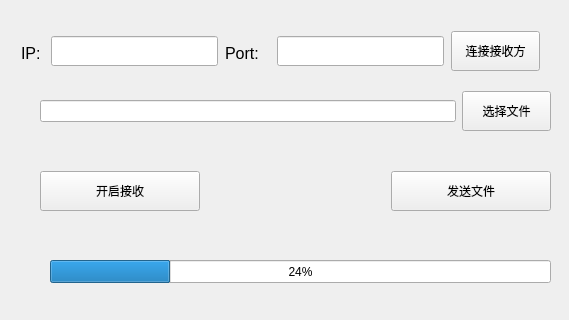
Above: widget.ui from mehc97/FileTransfer before the change. Below: the same form after it.
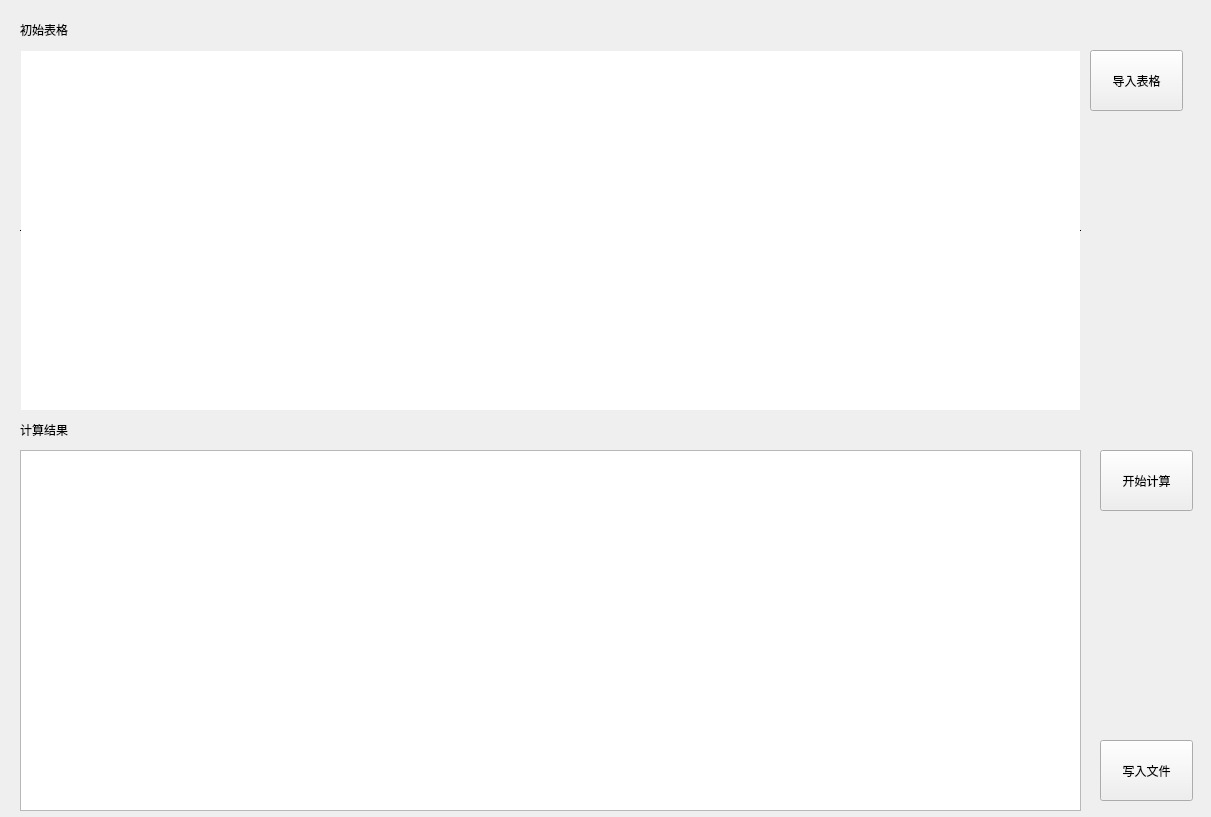
That is the form after the change.

Patch:
```diff
--- a/widget.ui
+++ b/widget.ui
@@ -6,230 +6,109 @@
    <rect>
     <x>0</x>
     <y>0</y>
-    <width>569</width>
-    <height>320</height>
+    <width>1211</width>
+    <height>817</height>
    </rect>
   </property>
   <property name="windowTitle">
    <string>Widget</string>
   </property>
-  <widget class="QProgressBar" name="progressBar">
+  <widget class="QTableWidget" name="tableWidget">
    <property name="geometry">
     <rect>
-     <x>50</x>
-     <y>260</y>
-     <width>501</width>
-     <height>23</height>
+     <x>20</x>
+     <y>50</y>
+     <width>1061</width>
+     <height>361</height>
     </rect>
    </property>
-   <property name="value">
-    <number>24</number>
+   <property name="frameShape">
+    <enum>QFrame::HLine</enum>
    </property>
+   <property name="frameShadow">
+    <enum>QFrame::Plain</enum>
+   </property>
+   <property name="gridStyle">
+    <enum>Qt::SolidLine</enum>
+   </property>
+   <attribute name="horizontalHeaderCascadingSectionResizes">
+    <bool>false</bool>
+   </attribute>
   </widget>
-  <widget class="QWidget" name="widget_2" native="true">
+  <widget class="QLabel" name="label">
    <property name="geometry">
     <rect>
-     <x>0</x>
-     <y>10</y>
-     <width>561</width>
-     <height>131</height>
+     <x>20</x>
+     <y>20</y>
+     <width>69</width>
+     <height>20</height>
     </rect>
    </property>
-   <widget class="QWidget" name="widget" native="true">
-    <property name="geometry">
-     <rect>
-      <x>10</x>
-      <y>10</y>
-      <width>541</width>
-      <height>62</height>
-     </rect>
-    </property>
-    <widget class="QLabel" name="label">
-     <property name="geometry">
-      <rect>
-       <x>11</x>
-       <y>20</y>
-       <width>31</width>
-       <height>26</height>
-      </rect>
-     </property>
-     <property name="font">
-      <font>
-       <pointsize>12</pointsize>
-      </font>
-     </property>
-     <property name="text">
-      <string>IP:</string>
-     </property>
-    </widget>
-    <widget class="QLineEdit" name="iptext">
-     <property name="geometry">
-      <rect>
-       <x>41</x>
-       <y>16</y>
-       <width>167</width>
-       <height>30</height>
-      </rect>
-     </property>
-     <property name="minimumSize">
-      <size>
-       <width>0</width>
-       <height>30</height>
-      </size>
-     </property>
-    </widget>
-    <widget class="QLabel" name="label_2">
-     <property name="geometry">
-      <rect>
-       <x>215</x>
-       <y>20</y>
-       <width>45</width>
-       <height>26</height>
-      </rect>
-     </property>
-     <property name="font">
-      <font>
-       <pointsize>12</pointsize>
-      </font>
-     </property>
-     <property name="text">
-      <string>Port:</string>
-     </property>
-    </widget>
-    <widget class="QLineEdit" name="porttext">
-     <property name="geometry">
-      <rect>
-       <x>267</x>
-       <y>16</y>
-       <width>167</width>
-       <height>30</height>
-      </rect>
-     </property>
-     <property name="minimumSize">
-      <size>
-       <width>0</width>
-       <height>30</height>
-      </size>
-     </property>
-    </widget>
-    <widget class="QPushButton" name="connect_recv">
-     <property name="geometry">
-      <rect>
-       <x>441</x>
-       <y>11</y>
-       <width>89</width>
-       <height>40</height>
-      </rect>
-     </property>
-     <property name="minimumSize">
-      <size>
-       <width>50</width>
-       <height>40</height>
-      </size>
-     </property>
-     <property name="text">
-      <string>连接接收方</string>
-     </property>
-    </widget>
-   </widget>
-   <widget class="QWidget" name="widget_3" native="true">
-    <property name="geometry">
-     <rect>
-      <x>40</x>
-      <y>70</y>
-      <width>511</width>
-      <height>62</height>
-     </rect>
-    </property>
-    <layout class="QHBoxLayout" name="horizontalLayout">
-     <item>
-      <widget class="QLineEdit" name="file_path">
-       <property name="minimumSize">
-        <size>
-         <width>0</width>
-         <height>0</height>
-        </size>
-       </property>
-       <property name="maximumSize">
-        <size>
-         <width>500</width>
-         <height>16777215</height>
-        </size>
-       </property>
-      </widget>
-     </item>
-     <item>
-      <widget class="QPushButton" name="choose_file">
-       <property name="minimumSize">
-        <size>
-         <width>89</width>
-         <height>40</height>
-        </size>
-       </property>
-       <property name="maximumSize">
-        <size>
-         <width>89</width>
-         <height>40</height>
-        </size>
-       </property>
-       <property name="text">
-        <string>选择文件</string>
-       </property>
-      </widget>
-     </item>
-    </layout>
-   </widget>
+   <property name="text">
+    <string>初始表格</string>
+   </property>
   </widget>
-  <widget class="QWidget" name="widget_4" native="true">
+  <widget class="QPushButton" name="inert_table">
    <property name="geometry">
     <rect>
-     <x>40</x>
-     <y>160</y>
-     <width>511</width>
-     <height>62</height>
+     <x>1090</x>
+     <y>50</y>
+     <width>93</width>
+     <height>61</height>
     </rect>
    </property>
-   <layout class="QHBoxLayout" name="horizontalLayout_2">
-    <item>
-     <widget class="QPushButton" name="start_recv">
-      <property name="minimumSize">
-       <size>
-        <width>160</width>
-        <height>40</height>
-       </size>
-      </property>
-      <property name="text">
-       <string>开启接收</string>
-      </property>
-     </widget>
-    </item>
-    <item>
-     <spacer name="horizontalSpacer">
-      <property name="orientation">
-       <enum>Qt::Horizontal</enum>
-      </property>
-      <property name="sizeHint" stdset="0">
-       <size>
-        <width>40</width>
-        <height>20</height>
-       </size>
-      </property>
-     </spacer>
-    </item>
-    <item>
-     <widget class="QPushButton" name="send_file">
-      <property name="minimumSize">
-       <size>
-        <width>160</width>
-        <height>40</height>
-       </size>
-      </property>
-      <property name="text">
-       <string>发送文件</string>
-      </property>
-     </widget>
-    </item>
-   </layout>
+   <property name="text">
+    <string>导入表格</string>
+   </property>
+  </widget>
+  <widget class="QPushButton" name="start_suan">
+   <property name="geometry">
+    <rect>
+     <x>1100</x>
+     <y>450</y>
+     <width>93</width>
+     <height>61</height>
+    </rect>
+   </property>
+   <property name="text">
+    <string>开始计算</string>
+   </property>
+  </widget>
+  <widget class="QTableWidget" name="tableWidget_2">
+   <property name="geometry">
+    <rect>
+     <x>20</x>
+     <y>450</y>
+     <width>1061</width>
+     <height>361</height>
+    </rect>
+   </property>
+  </widget>
+  <widget class="QLabel" name="label_2">
+   <property name="geometry">
+    <rect>
+     <x>20</x>
+     <y>420</y>
+     <width>69</width>
+     <height>20</height>
+    </rect>
+   </property>
+   <property name="text">
+    <string>计算结果</string>
+   </property>
+  </widget>
+  <widget class="QPushButton" name="save_file1">
+   <property name="geometry">
+    <rect>
+     <x>1100</x>
+     <y>740</y>
+     <width>93</width>
+     <height>61</height>
+    </rect>
+   </property>
+   <property name="text">
+    <string>写入文件</string>
+   </property>
   </widget>
  </widget>
  <resources/>
```
